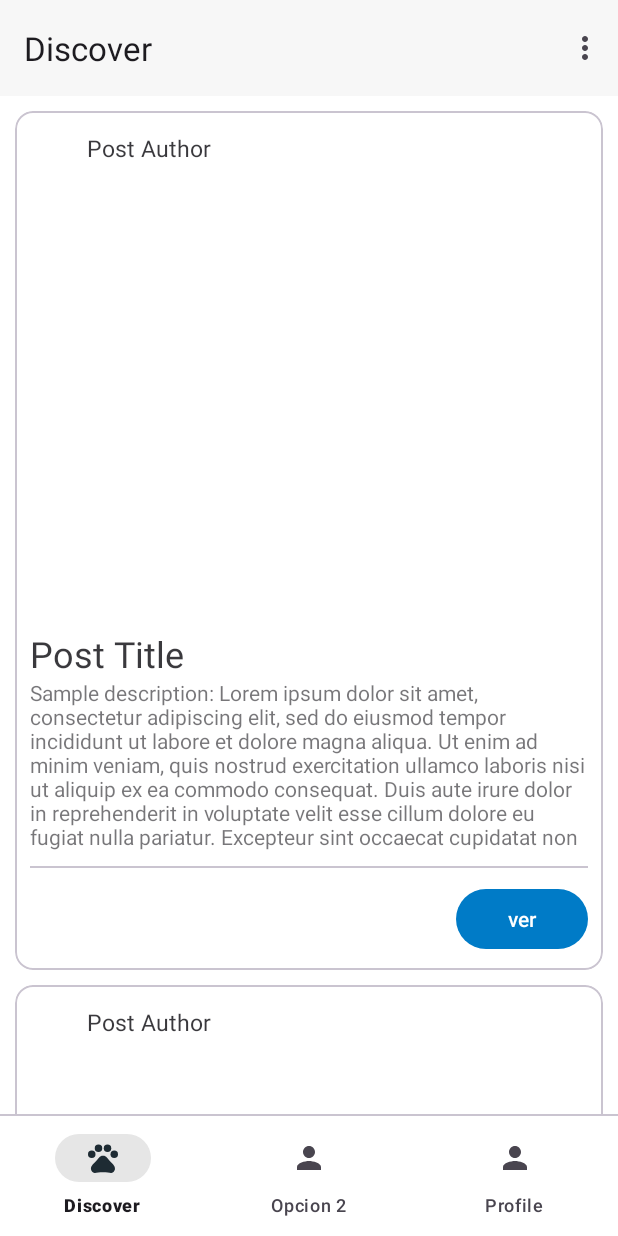
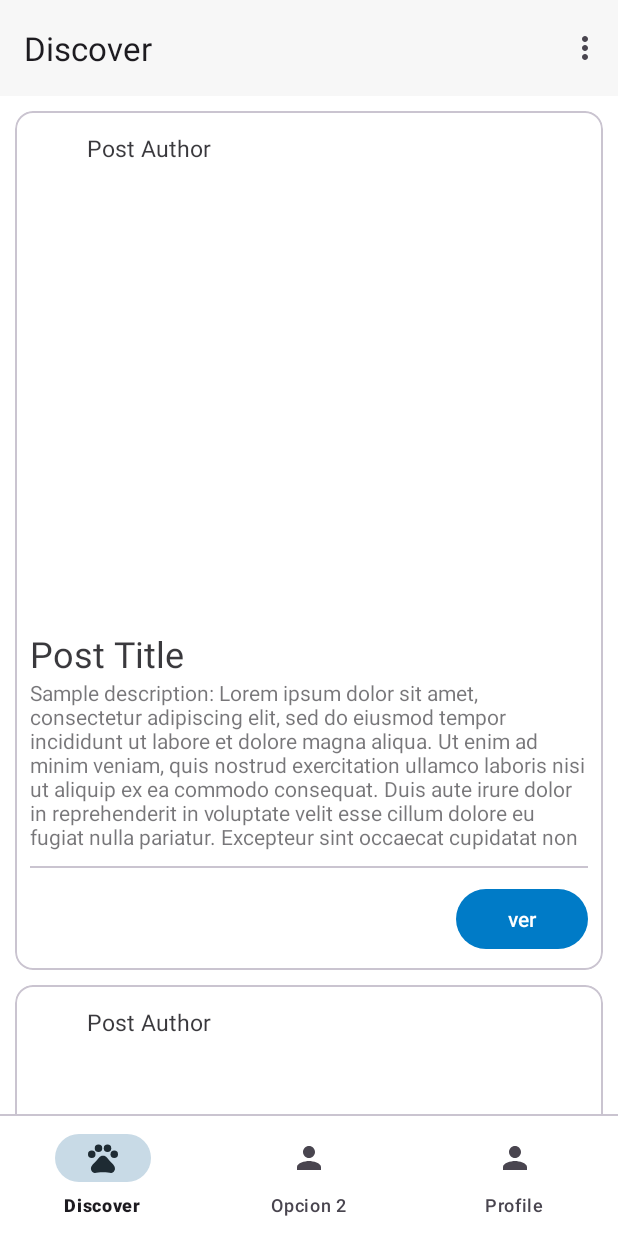
Before and after one commit to MatteoOlarte/paws-hub-android, an Android app: the screen it shows after launch once a user with an empty profile is signed in (MainActivity), on a phone screen of 412 x 824 dp. Run offline under Robolectric (Android 15) with nearby library versions, the phone set to English and light mode, and no system bars; our stand-ins replace Firebase (no records; nobody signed in at launch, a user with empty details on screens opened directly).

Commit message:
Bottom Navigation Bar Colors

```diff
--- a/app/src/main/java/com/software3/paws_hub_android/view/MainActivity.kt
+++ b/app/src/main/java/com/software3/paws_hub_android/view/MainActivity.kt
@@ -54,7 +54,6 @@ class MainActivity : AppCompatActivity() {
 
     private fun setStatusBarColor(color: Int) {
         this.window.statusBarColor = color
-        this.window.navigationBarColor = color
     }
 
     private fun initUI() {
--- a/app/src/main/res/layout/activity_main.xml
+++ b/app/src/main/res/layout/activity_main.xml
@@ -14,21 +14,12 @@
         app:layout_constraintTop_toTopOf="parent"
         app:layout_constraintBottom_toTopOf="@id/activity_main__navigation">
 
-        <androidx.fragment.app.FragmentContainerView
-            android:id="@+id/activity_main__fragment_view"
-            android:layout_height="match_parent"
-            android:layout_width="match_parent"
-            android:name="com.software3.paws_hub_android.DiscoverFragment"
-            tools:layout="@layout/fragment_discover"
-            app:layout_behavior="com.google.android.material.appbar.AppBarLayout$ScrollingViewBehavior"/>
-
         <com.google.android.material.appbar.AppBarLayout
             android:id="@+id/activity_main__appbar_layout"
             android:layout_width="match_parent"
             android:layout_height="wrap_content"
             app:liftOnScroll="false">
             <com.google.android.material.appbar.MaterialToolbar
-                style="@style/Theme.PawsHubAndroid.Toolbar"
                 android:id="@+id/activity_main__toolbar"
                 android:layout_width="match_parent"
                 android:layout_height="wrap_content"
@@ -36,6 +27,7 @@
                 app:layout_scrollFlags="scroll|enterAlways|snap"
                 app:menu="@menu/activity_main_menu"
                 app:title="Paws Hub"
+                style="@style/Widget.Material3.Toolbar.Surface"
                 />
             <com.google.android.material.progressindicator.LinearProgressIndicator
                 android:id="@+id/toolbar_progress_indicator"
@@ -47,6 +39,14 @@
                 app:indicatorColor="?colorPrimary"
                 app:elevation="0dp"/>
         </com.google.android.material.appbar.AppBarLayout>
+
+        <androidx.fragment.app.FragmentContainerView
+            android:id="@+id/activity_main__fragment_view"
+            android:layout_height="match_parent"
+            android:layout_width="match_parent"
+            android:name="com.software3.paws_hub_android.DiscoverFragment"
+            tools:layout="@layout/fragment_discover"
+            app:layout_behavior="com.google.android.material.appbar.AppBarLayout$ScrollingViewBehavior"/>
     </androidx.coordinatorlayout.widget.CoordinatorLayout>
 
     <com.google.android.material.divider.MaterialDivider
--- a/app/src/main/res/values-night/themes.xml
+++ b/app/src/main/res/values-night/themes.xml
@@ -26,23 +26,4 @@
         <item name="colorSecondaryContainer">#3C5666</item>
         <item name="colorOnSecondaryContainer">#C8DAE6</item>
     </style>
-
-    <style name="Theme.PawsHubAndroid" parent="Base.Theme.PawsHubAndroid" />
-
-    <style name="Theme.PawsHubAndroid.BottomNavigation" parent="Widget.Material3.BottomNavigationView">
-        <item name="materialThemeOverlay">@style/ThemeOverlay.PawsHubAndroid.BottomNavigation</item>
-    </style>
-
-    <style name="ThemeOverlay.PawsHubAndroid.BottomNavigation" parent="">
-        <item name="colorSecondaryContainer">@color/black_elevated</item>
-        <item name="colorSurfaceContainer">@color/black</item>
-        <item name="colorPrimary">@color/black</item>
-        <item name="strokeWidth">10dp</item>
-        <item name="strokeColor">@color/black_elevated_3</item>
-    </style>
-
-    <style name="Theme.PawsHubAndroid.BottomNavigation.Stroke">
-        <item name="backgroundColor">@color/black_elevated_2</item>
-    </style>
-
 </resources>
--- a/app/src/main/res/values/themes.xml
+++ b/app/src/main/res/values/themes.xml
@@ -1,6 +1,6 @@
 <resources xmlns:tools="http://schemas.android.com/tools">
     <!-- Base application theme. -->
-    <style name="Base.Theme.PawsHubAndroid" parent="Theme.Material3.Light.NoActionBar">
+    <style name="Base.Theme.PawsHubAndroid" parent="Theme.Material3.DayNight.NoActionBar">
         <!-- Background's Colors -->
         <item name="android:windowBackground">@color/white</item>
         <item name="colorSurface">@color/white_elevated</item>
@@ -32,10 +32,6 @@
         <item name="colorOnTertiaryContainer">#1E2B33</item>
     </style>
 
-    <style name="Theme.PawsHubAndroid.Toolbar" parent="ThemeOverlay.MaterialComponents.Dark.ActionBar">
-        <item name="android:background">?attr/colorSurface</item>
-    </style>
-
     <style name="Theme.PawsHubAndroid" parent="Base.Theme.PawsHubAndroid" />
 
     <style name="Theme.PawsHubAndroid.BottomNavigation" parent="Widget.Material3.BottomNavigationView">
@@ -43,14 +39,7 @@
     </style>
 
     <style name="ThemeOverlay.PawsHubAndroid.BottomNavigation" parent="">
-        <item name="colorSecondaryContainer">@color/white_elevated_2</item>
         <item name="colorSurfaceContainer">@color/white</item>
         <item name="colorPrimary">@color/white</item>
-        <item name="strokeWidth">10dp</item>
-        <item name="strokeColor">@color/white_elevated_3</item>
-    </style>
-
-    <style name="Theme.PawsHubAndroid.BottomNavigation.Stroke">
-        <item name="backgroundColor">@color/white_elevated_2</item>
     </style>
 </resources>
--- a/gradle/libs.versions.toml
+++ b/gradle/libs.versions.toml
@@ -2,6 +2,7 @@
 activityKtx = "1.8.2"
 agp = "8.3.0"
 fragmentKtx = "1.6.2"
+googleMaterial = "1.13.0-alpha01"
 kotlin = "1.9.0"
 coreKtx = "1.12.0"
 junit = "4.13.2"
@@ -12,6 +13,7 @@ lifecycleViewmodelKtx = "2.7.0"
 material = "1.11.0"
 activity = "1.8.0"
 constraintlayout = "2.1.4"
+materialVersion = "1.6.0"
 playServicesAuth = "21.1.0"
 
 [libraries]
@@ -27,6 +29,8 @@ androidx-appcompat = { group = "androidx.appcompat", name = "appcompat", version
 material = { group = "com.google.android.material", name = "material", version.ref = "material" }
 androidx-activity = { group = "androidx.activity", name = "activity", version.ref = "activity" }
 androidx-constraintlayout = { group = "androidx.constraintlayout", name = "constraintlayout", version.ref = "constraintlayout" }
+material-v1130alpha01 = { module = "com.google.android.material:material", version.ref = "googleMaterial" }
+material-v160 = { module = "com.google.android.material:material", version.ref = "materialVersion" }
 play-services-auth = { module = "com.google.android.gms:play-services-auth", version.ref = "playServicesAuth" }
 
 [plugins]
```
